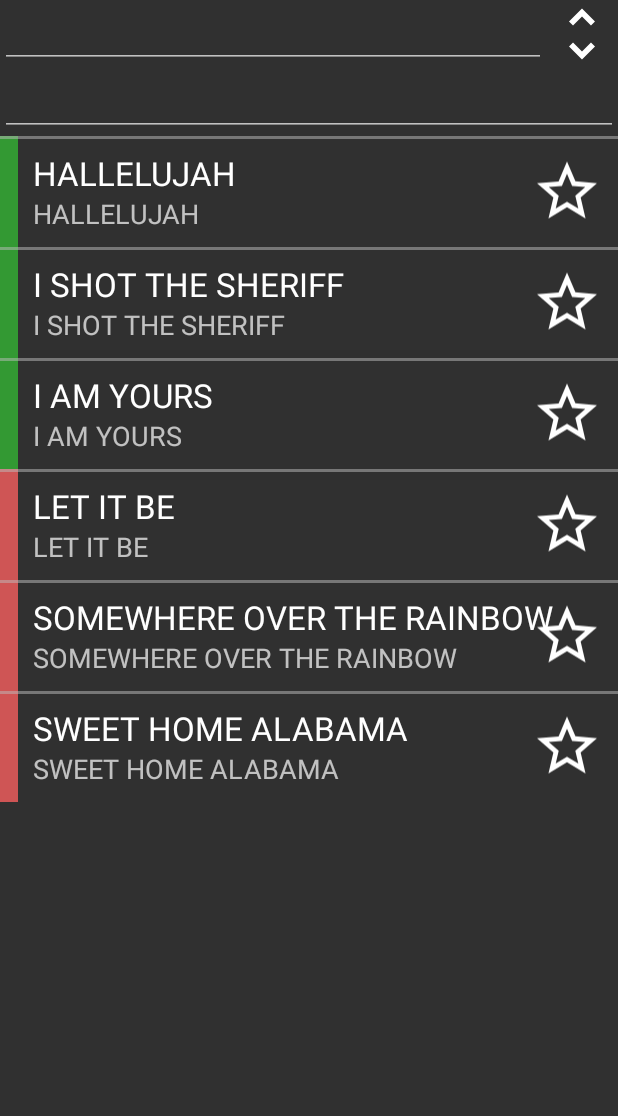
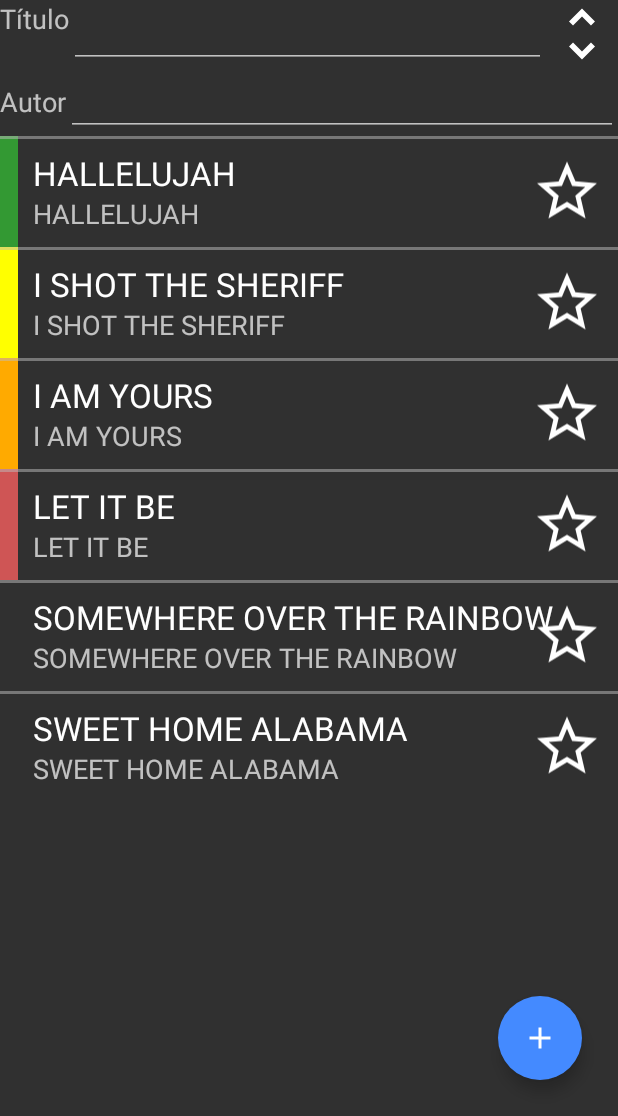
Before and after one commit to jfernandez178/ITI_Proiektua_2, an Android app: the screen it shows after launch (MainActivity), in the side drawer, after a tap on "LEARN SONGS", on a phone screen of 412 x 824 dp, the part 120-1236 px from its top. Run offline under Robolectric (Android 15) with nearby library versions, the phone set to English and light mode, and no system bars; 1 statement that could not run was skipped.

Commit message:
Advanced search layouta

```diff
--- a/UkeleleArrospi/app/src/main/java/com/example/javier/ukelelearrospi/SongsAdapter.java
+++ b/UkeleleArrospi/app/src/main/java/com/example/javier/ukelelearrospi/SongsAdapter.java
@@ -62,11 +62,25 @@ public class SongsAdapter extends RecyclerView.Adapter<SongsAdapter.SongViewHold
         public void setSong(SongInfo info){
             songName.setText(info.getName());
             authorName.setText(info.getName());
-            if (info.getZailtasuna()<3){
-                zailtasunaView.setBackgroundColor(zailtasunaView.getResources().getColor(R.color.zailtasuna_erreza));
-            }else{
-                zailtasunaView.setBackgroundColor(zailtasunaView.getResources().getColor(R.color.zailtasuna_zaila));
+            int color;
+            switch (info.getZailtasuna()){
+                case 0:
+                    color = zailtasunaView.getResources().getColor(R.color.zailtasuna_erreza);
+                    break;
+                case 1:
+                    color = zailtasunaView.getResources().getColor(R.color.zailtasuna_ertaina);
+                    break;
+                case 2:
+                    color = zailtasunaView.getResources().getColor(R.color.zailtasuna_zaila);
+                    break;
+                case 3:
+                    color = zailtasunaView.getResources().getColor(R.color.zailtasuna_oso_zaila);
+                    break;
+                default:
+                    color = zailtasunaView.getResources().getColor(R.color.background_material_dark);
+                    break;
             }
+            zailtasunaView.setBackgroundColor(color);
         }
     }
 
--- /dev/null
+++ b/UkeleleArrospi/app/src/main/res/drawable/ic_add_24dp.xml
@@ -0,0 +1,9 @@
+<vector xmlns:android="http://schemas.android.com/apk/res/android"
+        android:width="24dp"
+        android:height="24dp"
+        android:viewportWidth="24.0"
+        android:viewportHeight="24.0">
+    <path
+        android:fillColor="#FFFFFFFF"
+        android:pathData="M19,13h-6v6h-2v-6H5v-2h6V5h2v6h6v2z"/>
+</vector>
--- a/UkeleleArrospi/app/src/main/res/layout/activity_songs.xml
+++ b/UkeleleArrospi/app/src/main/res/layout/activity_songs.xml
@@ -1,8 +1,13 @@
-<RelativeLayout xmlns:android="http://schemas.android.com/apk/res/android"
+<FrameLayout xmlns:android="http://schemas.android.com/apk/res/android"
     xmlns:tools="http://schemas.android.com/tools"
+    xmlns:app="http://schemas.android.com/apk/res-auto"
     android:layout_width="match_parent"
     android:layout_height="match_parent"
     tools:context=".SongsActivity" >
+
+    <RelativeLayout
+        android:layout_width="match_parent"
+        android:layout_height="match_parent">
 
     <android.support.v7.widget.RecyclerView
         android:id="@+id/recycler_view"
@@ -11,28 +16,36 @@
         android:layout_height="match_parent"
         android:layout_below="@+id/advanced_search" />
 
-    <LinearLayout
+    <TableLayout
         android:id="@+id/advanced_search"
         android:layout_width="match_parent"
         android:layout_height="wrap_content"
         android:orientation="vertical"
         android:layout_below="@+id/songs_search_edit_text">
 
+        <LinearLayout
+            android:layout_width="match_parent"
+            android:layout_height="wrap_content">
+            <TextView
+                android:layout_width="wrap_content"
+                android:layout_height="wrap_content"
+                android:textAppearance="?android:attr/textAppearanceMedium"
+                android:text="@string/autor" />
         <EditText
             android:layout_width="match_parent"
             android:layout_height="wrap_content"
             android:id="@+id/editText" />
-    </LinearLayout>
+        </LinearLayout>
+    </TableLayout>
 
     <EditText
         android:layout_width="match_parent"
         android:layout_height="wrap_content"
         android:id="@+id/songs_search_edit_text"
         android:layout_alignParentTop="true"
-        android:layout_alignParentLeft="true"
-        android:layout_alignParentStart="true"
         android:layout_toLeftOf="@+id/zabalduItxiAdvanced"
-        android:layout_toStartOf="@+id/zabalduItxiAdvanced" />
+        android:layout_toRightOf="@+id/textView"
+        android:layout_toEndOf="@+id/textView" />
 
     <ImageView
         android:layout_width="48dp"
@@ -44,4 +57,29 @@
         android:layout_above="@+id/advanced_search"
         android:src="@drawable/ic_unfold_more_24dp" />
 
-</RelativeLayout>
+    <TextView
+        android:layout_width="wrap_content"
+        android:layout_height="wrap_content"
+        android:textAppearance="?android:attr/textAppearanceMedium"
+        android:text="@string/titulo"
+        android:id="@+id/textView"
+        android:layout_alignParentLeft="true"
+        android:layout_alignParentStart="true"
+        android:layout_above="@+id/advanced_search"
+        android:layout_alignParentTop="true" />
+
+    </RelativeLayout>
+
+    <android.support.design.widget.FloatingActionButton
+        android:id="@+id/fab"
+        android:layout_width="wrap_content"
+        android:layout_height="wrap_content"
+        android:src="@drawable/ic_add_24dp"
+        android:layout_gravity="bottom|end"
+        app:elevation="6dp"
+        app:backgroundTint="@color/accent"
+        app:borderWidth="0dp"
+        android:layout_margin="24dp"
+        app:pressedTranslationZ="12dp"/>
+
+</FrameLayout>
--- a/UkeleleArrospi/app/src/main/res/values/color.xml
+++ b/UkeleleArrospi/app/src/main/res/values/color.xml
@@ -6,5 +6,7 @@
     <color name="accent">#448AFF</color>
 
     <color name="zailtasuna_erreza">#339933</color>
-    <color name="zailtasuna_zaila">#CF5555</color>
+    <color name="zailtasuna_ertaina">#FFFF00</color>
+    <color name="zailtasuna_zaila">#FFAA00</color>
+    <color name="zailtasuna_oso_zaila">#CF5555</color>
 </resources>
--- a/UkeleleArrospi/app/src/main/res/values/strings.xml
+++ b/UkeleleArrospi/app/src/main/res/values/strings.xml
@@ -27,5 +27,8 @@
     <string name="drawer_open">Zabalik</string>
     <string name="drawer_close">Itxita</string>
 
+    <string name="titulo">Título</string>
+    <string name="autor">Autor</string>
+
 
 </resources>
```
